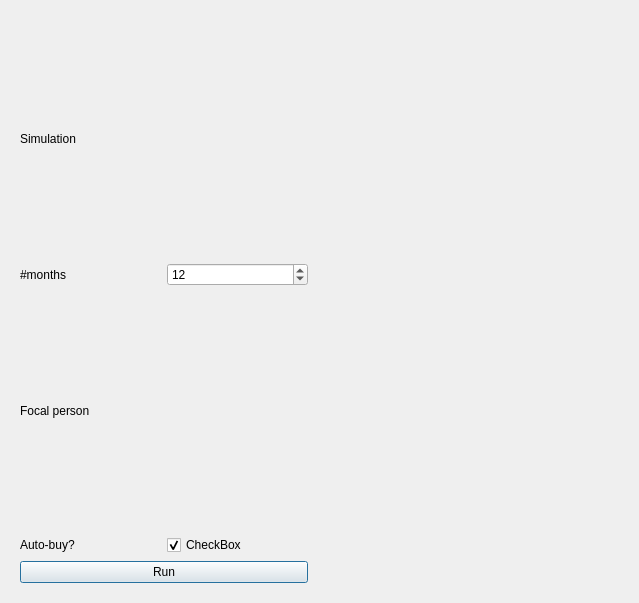
This is qtinvestigatemyclickwinnersmaindialog.ui in richelbilderbeek/InvestigateMyClickWinners as Qt 5 draws it before an edit. The edited form follows.
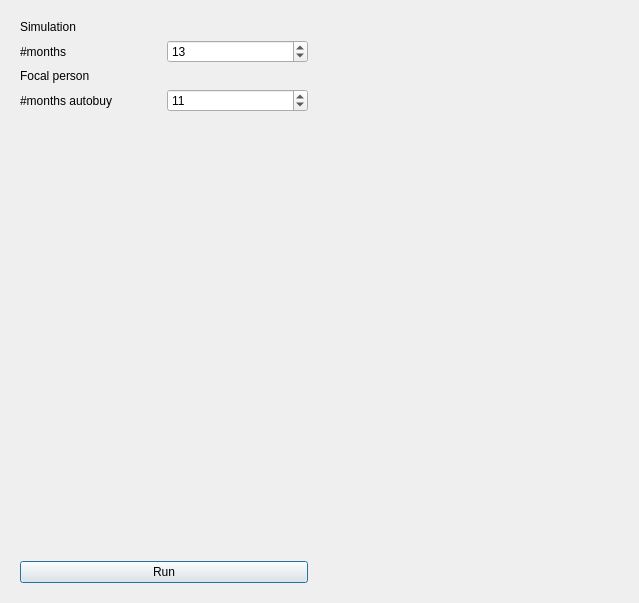
This is the edited form. Custom widgets are drawn as their Qt base class.

Diff of the .ui file:
```diff
--- a/qtinvestigatemyclickwinnersmaindialog.ui
+++ b/qtinvestigatemyclickwinnersmaindialog.ui
@@ -17,6 +17,41 @@
    <item>
     <widget class="QWidget" name="widget" native="true">
      <layout class="QGridLayout" name="gridLayout">
+      <item row="5" column="1">
+       <widget class="QSpinBox" name="box_autobuy_n_months">
+        <property name="value">
+         <number>11</number>
+        </property>
+       </widget>
+      </item>
+      <item row="5" column="0">
+       <widget class="QLabel" name="label_autobuy_n_months">
+        <property name="text">
+         <string>#months autobuy</string>
+        </property>
+       </widget>
+      </item>
+      <item row="3" column="0" colspan="2">
+       <widget class="QLabel" name="label_focal_person">
+        <property name="text">
+         <string>Focal person</string>
+        </property>
+       </widget>
+      </item>
+      <item row="7" column="0" colspan="2">
+       <widget class="QPushButton" name="button_run">
+        <property name="text">
+         <string>Run</string>
+        </property>
+       </widget>
+      </item>
+      <item row="0" column="0" colspan="2">
+       <widget class="QLabel" name="label_simulation">
+        <property name="text">
+         <string>Simulation</string>
+        </property>
+       </widget>
+      </item>
       <item row="1" column="0">
        <widget class="QLabel" name="label_n_months">
         <property name="text">
@@ -30,47 +65,22 @@
          <number>1000</number>
         </property>
         <property name="value">
-         <number>12</number>
+         <number>13</number>
         </property>
        </widget>
       </item>
-      <item row="2" column="0" colspan="2">
-       <widget class="QLabel" name="label_focal_person">
-        <property name="text">
-         <string>Focal person</string>
+      <item row="6" column="0">
+       <spacer name="verticalSpacer">
+        <property name="orientation">
+         <enum>Qt::Vertical</enum>
         </property>
-       </widget>
-      </item>
-      <item row="3" column="0">
-       <widget class="QLabel" name="label_auto_buy">
-        <property name="text">
-         <string>Auto-buy?</string>
+        <property name="sizeHint" stdset="0">
+         <size>
+          <width>20</width>
+          <height>40</height>
+         </size>
         </property>
-       </widget>
-      </item>
-      <item row="3" column="1">
-       <widget class="QCheckBox" name="box_auto_buy">
-        <property name="text">
-         <string>CheckBox</string>
-        </property>
-        <property name="checked">
-         <bool>true</bool>
-        </property>
-       </widget>
-      </item>
-      <item row="0" column="0" colspan="2">
-       <widget class="QLabel" name="label_simulation">
-        <property name="text">
-         <string>Simulation</string>
-        </property>
-       </widget>
-      </item>
-      <item row="4" column="0" colspan="2">
-       <widget class="QPushButton" name="button_run">
-        <property name="text">
-         <string>Run</string>
-        </property>
-       </widget>
+       </spacer>
       </item>
      </layout>
     </widget>
```
